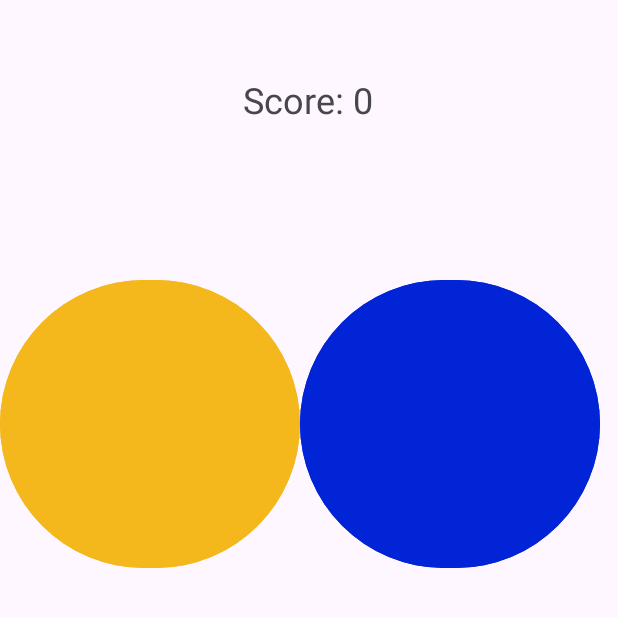
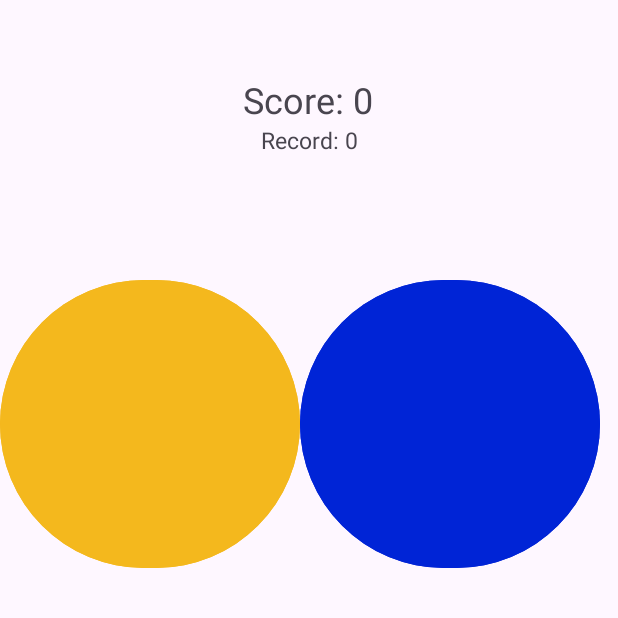
Before and after one commit to amitwallner25/simon_says, an Android app: the MainActivity screen opened directly, with no data from a screen before it, on a phone screen of 412 x 824 dp, the top half of it. Run offline under Robolectric (Android 15) with nearby library versions, the phone set to English and light mode, and no system bars.

Commit message:
working record updater just need to find a way to display it on the screen after every reset

```diff
--- a/app/src/main/java/com/example/saimonsays/MainActivity.java
+++ b/app/src/main/java/com/example/saimonsays/MainActivity.java
@@ -23,7 +23,7 @@ import java.util.Locale;
 public class MainActivity extends AppCompatActivity {
 
     private Button button1, button2, button3, button4;
-    private TextView scoreTextView;
+    private TextView scoreTextView,highScoreTextView;
     private ArrayList<Integer> pattern = new ArrayList<>();
     private ArrayList<Integer> userInput = new ArrayList<>();
     private Handler handler = new Handler();
@@ -43,6 +43,7 @@ public class MainActivity extends AppCompatActivity {
         button3 = findViewById(R.id.button3);
         button4 = findViewById(R.id.button4);
         scoreTextView = findViewById(R.id.scoreTextView);
+        highScoreTextView = findViewById(R.id.highScoreTextView);
 
         // Set up button click listeners
         button1.setOnClickListener(new View.OnClickListener() {
@@ -151,6 +152,7 @@ public class MainActivity extends AppCompatActivity {
                 score++;
                 updateScore();
                 updateHighScore();
+                updateRecord();
 
                 // Add a new step and show the new pattern
                 addStepToPattern();
@@ -183,6 +185,14 @@ public class MainActivity extends AppCompatActivity {
         }
     }
 
+    private void updateRecord() {
+        int currentHighScore = db.getHighScore(username);
+        if (score > currentHighScore) {
+            highScoreTextView.setText("Record: " + score); // Update TextView
+        }
+
+    }
+
 
 
 }
--- a/app/src/main/res/layout/activity_main.xml
+++ b/app/src/main/res/layout/activity_main.xml
@@ -63,14 +63,24 @@
             android:id="@+id/scoreTextView"
             android:layout_width="wrap_content"
             android:layout_height="wrap_content"
+            android:layout_marginTop="50dp"
             android:text="Score: 0"
             android:textSize="24sp"
             app:layout_constraintBottom_toTopOf="@+id/linearLayout2"
             app:layout_constraintEnd_toEndOf="parent"
             app:layout_constraintHorizontal_bias="0.498"
             app:layout_constraintStart_toStartOf="parent"
-            app:layout_constraintTop_toTopOf="parent"
-            android:layout_marginTop="50dp"/>
+            app:layout_constraintTop_toTopOf="parent" />
+
+        <TextView
+            android:id="@+id/highScoreTextView"
+            android:layout_width="wrap_content"
+            android:layout_height="wrap_content"
+            android:text="Record: 0"
+            android:textSize="15dp"
+            app:layout_constraintEnd_toEndOf="parent"
+            app:layout_constraintStart_toStartOf="parent"
+            app:layout_constraintTop_toBottomOf="@+id/scoreTextView" />
 
     </androidx.constraintlayout.widget.ConstraintLayout>
 
```
Also changed, not shown: app/src/main/java/com/example/saimonsays/GameDatabaseHelper.java (+12 -0 lines).
